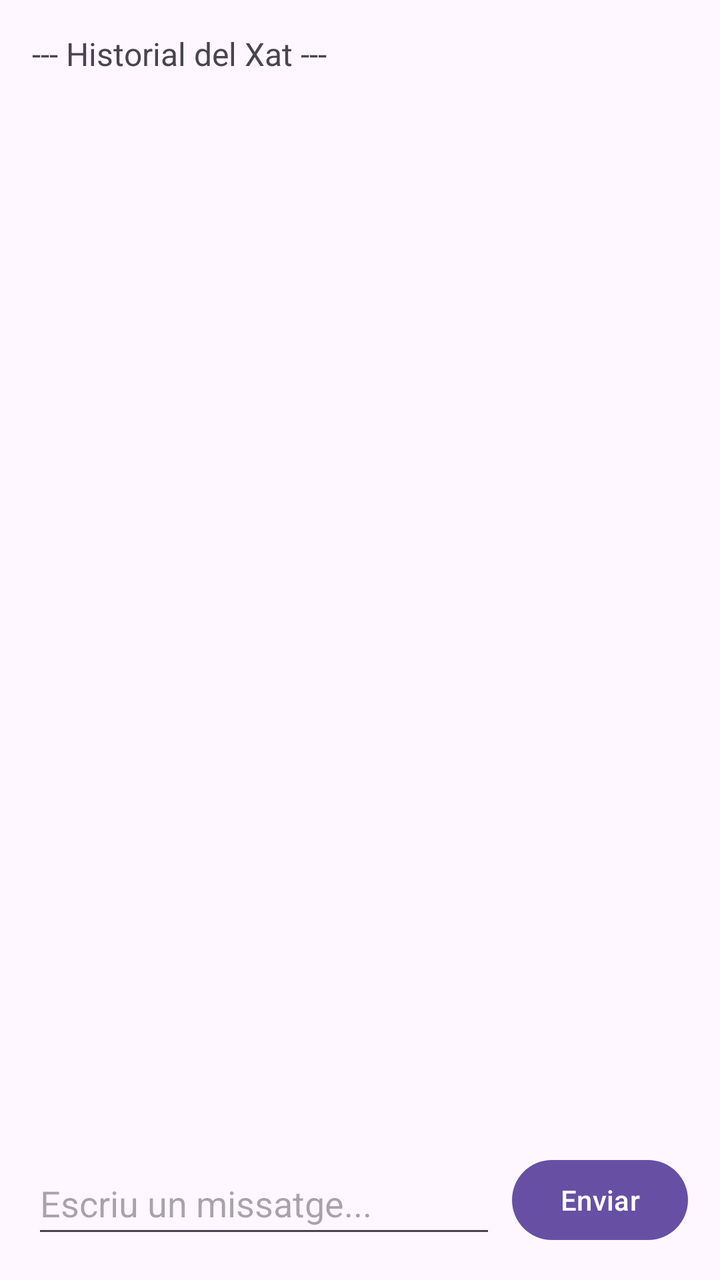
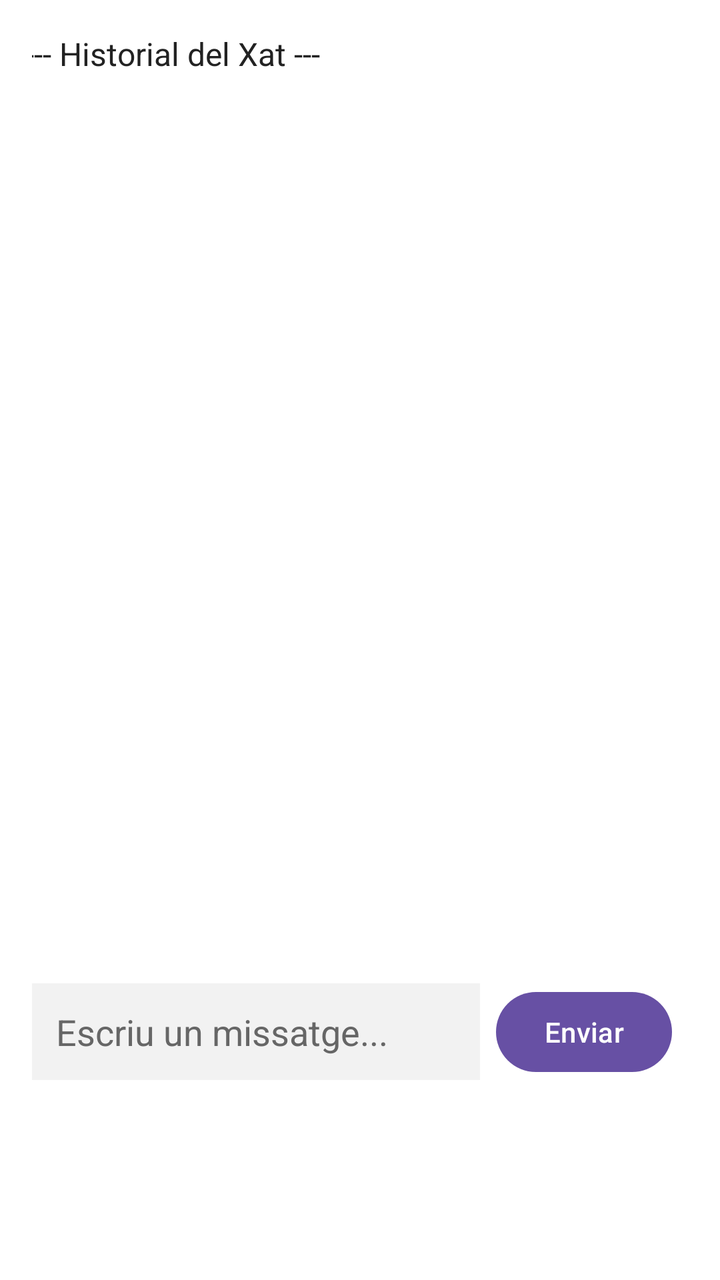

Screens rendered from an Android XML layout before and after an edit, with the pre-edit source and the edit as a unified diff.
<!-- AndroidManifest.xml: application theme Theme.ComunicacionsAmbWebsockets -->
<!-- res/layout/activity_main.xml -->
<?xml version="1.0" encoding="utf-8"?>
<androidx.constraintlayout.widget.ConstraintLayout xmlns:android="http://schemas.android.com/apk/res/android"
    xmlns:app="http://schemas.android.com/apk/res-auto"
    xmlns:tools="http://schemas.android.com/tools"
    android:id="@+id/main"
    android:layout_width="match_parent"
    android:layout_height="match_parent"
    android:padding="16dp"
    tools:context=".MainActivity">

    
    <Button
        android:id="@+id/btnEnviar"
        android:layout_width="wrap_content"
        android:layout_height="wrap_content"
        android:text="Enviar"
        app:layout_constraintBottom_toBottomOf="parent"
        app:layout_constraintEnd_toEndOf="parent" />

    
    <EditText
        android:id="@+id/txtMissatge"
        android:layout_width="0dp"
        android:layout_height="wrap_content"
        android:layout_marginEnd="8dp"
        android:hint="Escriu un missatge..."
        android:inputType="text"
        android:minHeight="48dp"
        app:layout_constraintBottom_toBottomOf="parent"
        app:layout_constraintEnd_toStartOf="@+id/btnEnviar"
        app:layout_constraintStart_toStartOf="parent" />

    
    <ScrollView
        android:id="@+id/scrollView"
        android:layout_width="0dp"
        android:layout_height="0dp"
        android:layout_marginBottom="16dp"
        app:layout_constraintBottom_toTopOf="@+id/txtMissatge"
        app:layout_constraintEnd_toEndOf="parent"
        app:layout_constraintStart_toStartOf="parent"
        app:layout_constraintTop_toTopOf="parent">

        <TextView
            android:id="@+id/textView"
            android:layout_width="match_parent"
            android:layout_height="wrap_content"
            android:text="--- Historial del Xat ---\n"
            android:textSize="16sp" />
    </ScrollView>

</androidx.constraintlayout.widget.ConstraintLayout>
<!-- resources referenced by this layout -->
<resources>
  <style name="Theme.ComunicacionsAmbWebsockets" parent="Base.Theme.ComunicacionsAmbWebsockets" />
  <style name="Base.Theme.ComunicacionsAmbWebsockets" parent="Theme.Material3.DayNight.NoActionBar">
          
          
      </style>
</resources>

<!-- the commit's change to res/layout/activity_main.xml (unified diff, before → after) -->
@@ -6,16 +6,12 @@
     android:layout_width="match_parent"
     android:layout_height="match_parent"
     android:padding="16dp"
+    android:background="#FFFFFF"
     tools:context=".MainActivity">
 
     
-    <Button
-        android:id="@+id/btnEnviar"
-        android:layout_width="wrap_content"
-        android:layout_height="wrap_content"
-        android:text="Enviar"
-        app:layout_constraintBottom_toBottomOf="parent"
-        app:layout_constraintEnd_toEndOf="parent" />
+
+    
 
     
     <EditText
@@ -23,29 +19,46 @@
         android:layout_width="0dp"
         android:layout_height="wrap_content"
         android:layout_marginEnd="8dp"
+        android:layout_marginBottom="84dp"
+        android:background="#F2F2F2"
         android:hint="Escriu un missatge..."
         android:inputType="text"
         android:minHeight="48dp"
+        android:padding="12dp"
+        android:textColor="#000000"
+        android:textColorHint="#666666"
         app:layout_constraintBottom_toBottomOf="parent"
         app:layout_constraintEnd_toStartOf="@+id/btnEnviar"
+        app:layout_constraintHorizontal_bias="0.0"
         app:layout_constraintStart_toStartOf="parent" />
 
-    
+    <Button
+        android:id="@+id/btnEnviar"
+        android:layout_width="wrap_content"
+        android:layout_height="wrap_content"
+        android:layout_marginEnd="8dp"
+        android:layout_marginBottom="84dp"
+        android:text="Enviar"
+        app:layout_constraintBottom_toBottomOf="parent"
+        app:layout_constraintEnd_toEndOf="parent" />
+
     <ScrollView
         android:id="@+id/scrollView"
-        android:layout_width="0dp"
-        android:layout_height="0dp"
-        android:layout_marginBottom="16dp"
-        app:layout_constraintBottom_toTopOf="@+id/txtMissatge"
+        android:layout_width="336dp"
+        android:layout_height="556dp"
+        app:layout_constraintBottom_toBottomOf="parent"
         app:layout_constraintEnd_toEndOf="parent"
+        app:layout_constraintHorizontal_bias="0.488"
         app:layout_constraintStart_toStartOf="parent"
-        app:layout_constraintTop_toTopOf="parent">
+        app:layout_constraintTop_toTopOf="parent"
+        app:layout_constraintVertical_bias="0.0">
 
         <TextView
             android:id="@+id/textView"
             android:layout_width="match_parent"
             android:layout_height="wrap_content"
             android:text="--- Historial del Xat ---\n"
+            android:textColor="#222222"
             android:textSize="16sp" />
     </ScrollView>
 
